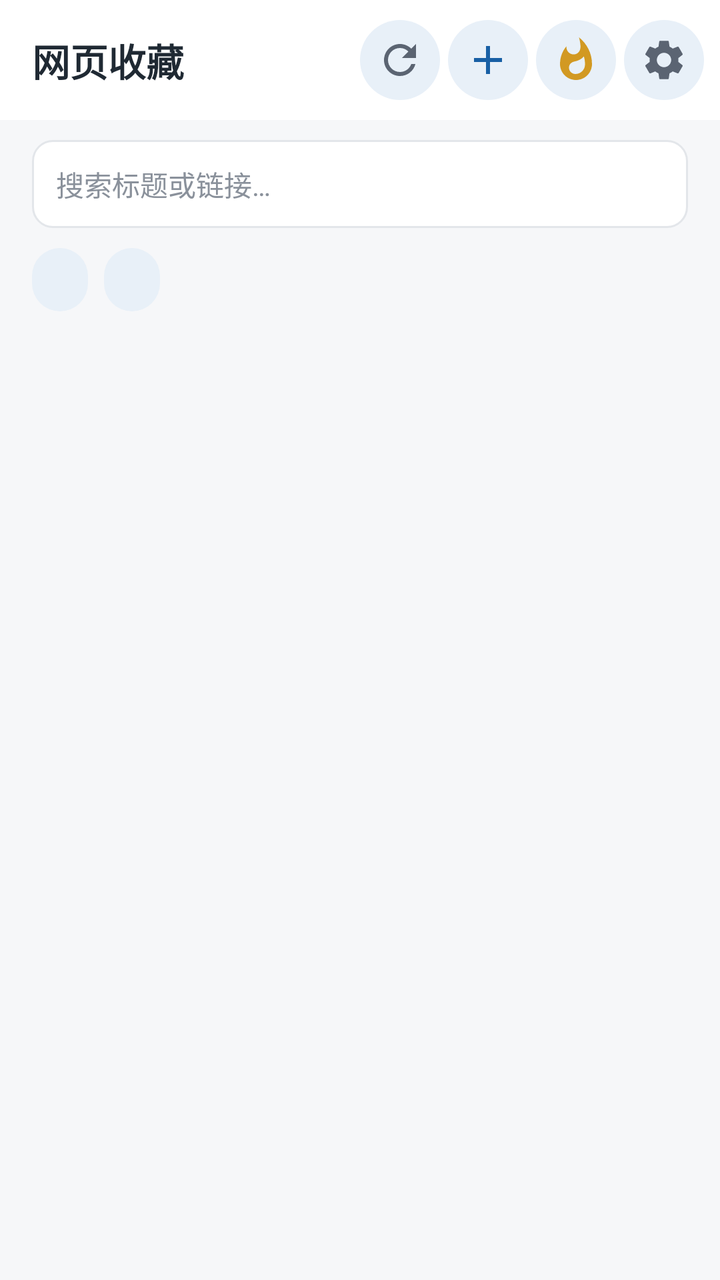
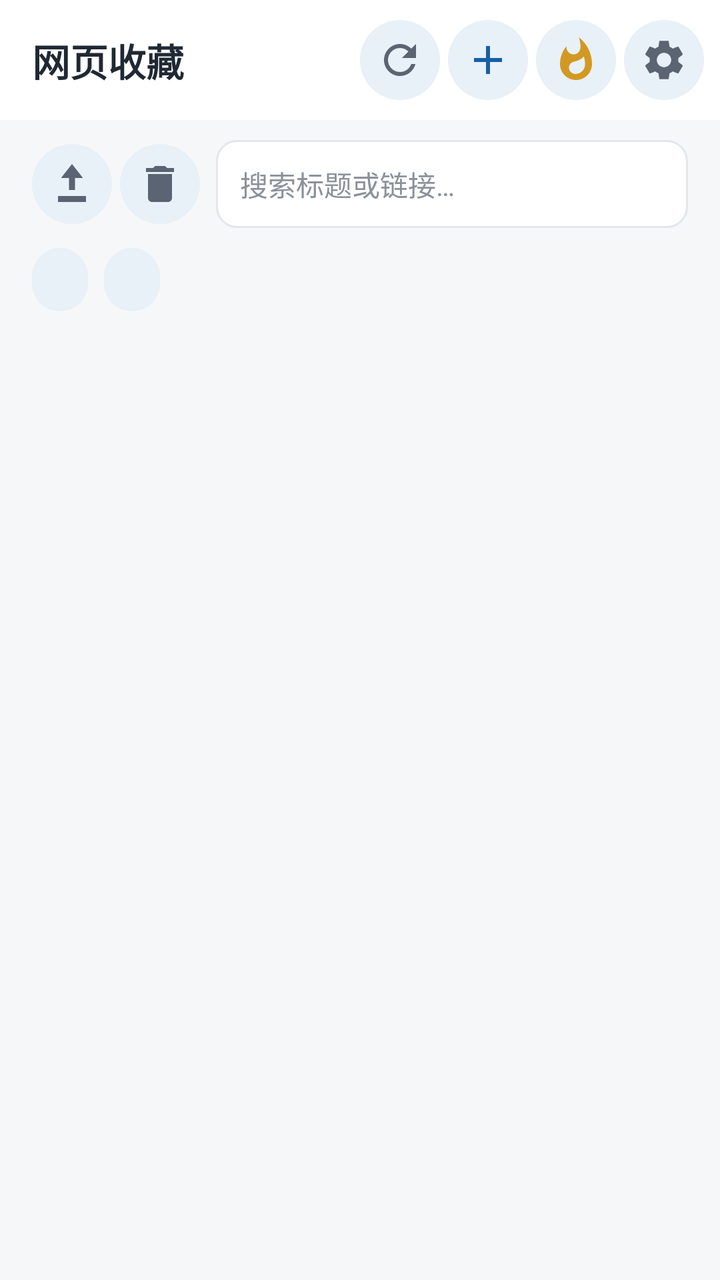

Two renders of the same Android screen: before a commit and after it. Below are the layout's source before the change and the commit's diff.
<!-- AndroidManifest.xml: application theme Theme.PageVault.Light -->
<!-- res/layout/activity_main.xml -->
<?xml version="1.0" encoding="utf-8"?>
<LinearLayout xmlns:android="http://schemas.android.com/apk/res/android"
    android:layout_width="match_parent"
    android:layout_height="match_parent"
    android:orientation="vertical"
    android:background="?android:attr/colorBackground">

    
    <LinearLayout
        android:layout_width="match_parent"
        android:layout_height="wrap_content"
        android:orientation="horizontal"
        android:gravity="center_vertical"
        android:background="?attr/pvCard"
        android:paddingLeft="16dp"
        android:paddingRight="8dp"
        android:paddingTop="10dp"
        android:paddingBottom="10dp">

        <TextView
            android:id="@+id/appTitle"
            android:layout_width="0dp"
            android:layout_height="wrap_content"
            android:layout_weight="1"
            android:text="@string/app_name"
            android:textSize="19sp"
            android:textStyle="bold"
            android:textColor="?android:attr/textColorPrimary" />

        <ImageButton
            android:id="@+id/btnRefresh"
            android:layout_width="40dp"
            android:layout_height="40dp"
            android:background="@drawable/btn_icon_bg"
            android:contentDescription="@string/loading"
            android:src="@drawable/ic_refresh" />

        <ImageButton
            android:id="@+id/btnAdd"
            android:layout_width="40dp"
            android:layout_height="40dp"
            android:layout_marginLeft="4dp"
            android:background="@drawable/btn_icon_bg"
            android:contentDescription="@string/add_title"
            android:src="@drawable/ic_add" />

        <ImageButton
            android:id="@+id/btnHot"
            android:layout_width="40dp"
            android:layout_height="40dp"
            android:layout_marginLeft="4dp"
            android:background="@drawable/btn_icon_bg"
            android:contentDescription="@string/hot_title"
            android:src="@drawable/ic_flame" />

        <ImageButton
            android:id="@+id/btnSettings"
            android:layout_width="40dp"
            android:layout_height="40dp"
            android:layout_marginLeft="4dp"
            android:background="@drawable/btn_icon_bg"
            android:contentDescription="@string/settings_title"
            android:src="@drawable/ic_settings" />
    </LinearLayout>

    
    <EditText
        android:id="@+id/search"
        android:layout_width="match_parent"
        android:layout_height="44dp"
        android:layout_marginLeft="16dp"
        android:layout_marginRight="16dp"
        android:layout_marginTop="10dp"
        android:background="@drawable/input_bg"
        android:hint="@string/search_hint"
        android:imeOptions="actionSearch"
        android:inputType="text"
        android:paddingLeft="12dp"
        android:paddingRight="12dp"
        android:singleLine="true"
        android:textColor="?android:attr/textColorPrimary"
        android:textColorHint="?attr/pvMuted"
        android:textSize="14sp" />

    
    <LinearLayout
        android:layout_width="match_parent"
        android:layout_height="wrap_content"
        android:orientation="horizontal"
        android:paddingLeft="16dp"
        android:paddingRight="16dp"
        android:paddingTop="10dp">

        <TextView
            android:id="@+id/tabAll"
            android:layout_width="wrap_content"
            android:layout_height="wrap_content"
            android:background="@drawable/tab_bg"
            android:paddingLeft="14dp"
            android:paddingRight="14dp"
            android:paddingTop="7dp"
            android:paddingBottom="7dp"
            android:textSize="13sp"
            android:textColor="?android:attr/textColorPrimary" />

        <TextView
            android:id="@+id/tabStar"
            android:layout_width="wrap_content"
            android:layout_height="wrap_content"
            android:layout_marginLeft="8dp"
            android:background="@drawable/tab_bg"
            android:paddingLeft="14dp"
            android:paddingRight="14dp"
            android:paddingTop="7dp"
            android:paddingBottom="7dp"
            android:textSize="13sp"
            android:textColor="?android:attr/textColorPrimary" />
    </LinearLayout>

    <ProgressBar
        android:id="@+id/loadingBar"
        style="?android:attr/progressBarStyleHorizontal"
        android:layout_width="match_parent"
        android:layout_height="3dp"
        android:indeterminate="true"
        android:visibility="gone" />

    <ScrollView
        android:layout_width="match_parent"
        android:layout_height="0dp"
        android:layout_weight="1"
        android:fillViewport="true"
        android:scrollbarStyle="outsideOverlay">

        <LinearLayout
            android:id="@+id/listBox"
            android:layout_width="match_parent"
            android:layout_height="wrap_content"
            android:orientation="vertical"
            android:paddingLeft="12dp"
            android:paddingRight="12dp"
            android:paddingTop="6dp"
            android:paddingBottom="12dp" />
    </ScrollView>

    <TextView
        android:id="@+id/empty"
        android:layout_width="match_parent"
        android:layout_height="0dp"
        android:layout_weight="1"
        android:gravity="center"
        android:padding="32dp"
        android:text="@string/empty"
        android:textColor="?attr/pvMuted"
        android:textSize="14sp"
        android:visibility="gone" />
</LinearLayout>
<!-- resources referenced by this layout -->
<resources>
  <!-- drawable btn_icon_bg (drawable) -->
  <?xml version="1.0" encoding="utf-8"?>
  <shape xmlns:android="http://schemas.android.com/apk/res/android" android:shape="oval">
      <solid android:color="?attr/pvAccentSoft" />
  </shape>
  <!-- drawable ic_add (drawable) -->
  <vector xmlns:android="http://schemas.android.com/apk/res/android"
      android:width="24dp" android:height="24dp" android:viewportWidth="24" android:viewportHeight="24">
      <path android:fillColor="#185fa5" android:pathData="M19,13h-6v6h-2v-6H5v-2h6V5h2v6h6v2z"/>
  </vector>
  <!-- drawable ic_flame (drawable) -->
  <vector xmlns:android="http://schemas.android.com/apk/res/android"
      android:width="24dp" android:height="24dp" android:viewportWidth="24" android:viewportHeight="24">
      <path android:fillColor="#d29922" android:pathData="M13.5,0.67s0.74,2.65 0.74,4.8c0,2.06 -1.35,3.73 -3.41,3.73 -2.07,0 -3.63,-1.67 -3.63,-3.73l0.03,-0.36C5.21,7.51 4,10.62 4,14c0,4.42 3.58,8 8,8s8,-3.58 8,-8C20,8.61 17.41,3.8 13.5,0.67zM11.71,19c-1.78,0 -3.22,-1.4 -3.22,-3.14 0,-1.62 1.05,-2.76 2.81,-3.12 1.77,-0.36 3.6,-1.21 4.62,-2.58 0.39,1.29 0.59,2.65 0.59,4.04 0,2.65 -2.15,4.8 -4.8,4.8z"/>
  </vector>
  <!-- drawable ic_refresh (drawable) -->
  <vector xmlns:android="http://schemas.android.com/apk/res/android"
      android:width="24dp" android:height="24dp" android:viewportWidth="24" android:viewportHeight="24">
      <path android:fillColor="#5b6472" android:pathData="M17.65,6.35C16.2,4.9 14.21,4 12,4c-4.42,0 -7.99,3.58 -8,8s3.57,8 7.99,8c3.73,0 6.84,-2.55 7.73,-6h-2.08c-0.82,2.33 -3.04,4 -5.65,4c-3.31,0 -6,-2.69 -6,-6s2.69,-6 6,-6c1.66,0 3.14,0.69 4.22,1.78L13,11h7V4L17.65,6.35z"/>
  </vector>
  <!-- drawable input_bg (drawable) -->
  <?xml version="1.0" encoding="utf-8"?>
  <shape xmlns:android="http://schemas.android.com/apk/res/android" android:shape="rectangle">
      <solid android:color="?attr/pvCard" />
      <corners android:radius="10dp" />
      <stroke android:width="1dp" android:color="?attr/pvBorder" />
  </shape>
  <!-- drawable tab_bg (drawable) -->
  <?xml version="1.0" encoding="utf-8"?>
  <shape xmlns:android="http://schemas.android.com/apk/res/android" android:shape="rectangle">
      <solid android:color="?attr/pvAccentSoft" />
      <corners android:radius="14dp" />
  </shape>
  <string name="add_title">保存文章</string>
  <string name="app_name">网页收藏</string>
  <string name="empty">还没有收藏\n在电脑上用扩展一键保存，或点右上角 ＋ 粘贴链接</string>
  <string name="hot_title">热榜</string>
  <string name="loading">加载中…</string>
  <string name="search_hint">搜索标题或链接…</string>
  <string name="settings_title">设置</string>
  <!-- unchanged entries left out for length: 2 -->
</resources>

<!-- the commit's change to res/layout/activity_main.xml (unified diff, before → after) -->
@@ -64,23 +64,49 @@
     </LinearLayout>
 
     
-    <EditText
-        android:id="@+id/search"
+    <LinearLayout
         android:layout_width="match_parent"
-        android:layout_height="44dp"
+        android:layout_height="wrap_content"
+        android:orientation="horizontal"
+        android:gravity="center_vertical"
         android:layout_marginLeft="16dp"
         android:layout_marginRight="16dp"
-        android:layout_marginTop="10dp"
-        android:background="@drawable/input_bg"
-        android:hint="@string/search_hint"
-        android:imeOptions="actionSearch"
-        android:inputType="text"
-        android:paddingLeft="12dp"
-        android:paddingRight="12dp"
-        android:singleLine="true"
-        android:textColor="?android:attr/textColorPrimary"
-        android:textColorHint="?attr/pvMuted"
-        android:textSize="14sp" />
+        android:layout_marginTop="10dp">
+
+        <ImageButton
+            android:id="@+id/btnCheckUpdate"
+            android:layout_width="40dp"
+            android:layout_height="40dp"
+            android:background="@drawable/btn_icon_bg"
+            android:contentDescription="@string/check_update"
+            android:src="@drawable/ic_update" />
+
+        <ImageButton
+            android:id="@+id/btnWipeAll"
+            android:layout_width="40dp"
+            android:layout_height="40dp"
+            android:layout_marginLeft="4dp"
+            android:background="@drawable/btn_icon_bg"
+            android:contentDescription="@string/wipe_all"
+            android:src="@drawable/ic_trash" />
+
+        <EditText
+            android:layout_width="0dp"
+            android:layout_weight="1"
+            android:layout_marginLeft="8dp"
+            android:id="@+id/search"
+            android:layout_height="44dp"
+            android:background="@drawable/input_bg"
+            android:hint="@string/search_hint"
+            android:imeOptions="actionSearch"
+            android:inputType="text"
+            android:paddingLeft="12dp"
+            android:paddingRight="12dp"
+            android:singleLine="true"
+            android:textColor="?android:attr/textColorPrimary"
+            android:textColorHint="?attr/pvMuted"
+            android:textSize="14sp" />
+    </LinearLayout>
 
     
     <LinearLayout
<!-- resource entries referenced after the edit -->
@@ -20,6 +20,16 @@
       android:width="24dp" android:height="24dp" android:viewportWidth="24" android:viewportHeight="24">
       <path android:fillColor="#5b6472" android:pathData="M17.65,6.35C16.2,4.9 14.21,4 12,4c-4.42,0 -7.99,3.58 -8,8s3.57,8 7.99,8c3.73,0 6.84,-2.55 7.73,-6h-2.08c-0.82,2.33 -3.04,4 -5.65,4c-3.31,0 -6,-2.69 -6,-6s2.69,-6 6,-6c1.66,0 3.14,0.69 4.22,1.78L13,11h7V4L17.65,6.35z"/>
   </vector>
+  <!-- drawable ic_trash (drawable) -->
+  <vector xmlns:android="http://schemas.android.com/apk/res/android"
+      android:width="24dp" android:height="24dp" android:viewportWidth="24" android:viewportHeight="24">
+      <path android:fillColor="#5b6472" android:pathData="M6,19c0,1.1 0.9,2 2,2h8c1.1,0 2,-0.9 2,-2V7H6v12zM19,4h-3.5l-1,-1h-5l-1,1H5v2h14V4z"/>
+  </vector>
+  <!-- drawable ic_update (drawable) -->
+  <vector xmlns:android="http://schemas.android.com/apk/res/android"
+      android:width="24dp" android:height="24dp" android:viewportWidth="24" android:viewportHeight="24">
+      <path android:fillColor="#5b6472" android:pathData="M12,2L6.5,9h4v6h3V9h4L12,2zM5,18v3h14v-3H5z"/>
+  </vector>
   <!-- drawable input_bg (drawable) -->
   <?xml version="1.0" encoding="utf-8"?>
   <shape xmlns:android="http://schemas.android.com/apk/res/android" android:shape="rectangle">
@@ -35,11 +45,13 @@
   </shape>
   <string name="add_title">保存文章</string>
   <string name="app_name">网页收藏</string>
+  <string name="check_update">检查更新</string>
   <string name="empty">还没有收藏\n在电脑上用扩展一键保存，或点右上角 ＋ 粘贴链接</string>
   <string name="hot_title">热榜</string>
   <string name="loading">加载中…</string>
   <string name="search_hint">搜索标题或链接…</string>
   <string name="settings_title">设置</string>
+  <string name="wipe_all">删除全部收藏</string>
   <!-- unchanged entries left out for length: 2 -->
 </resources>
 
